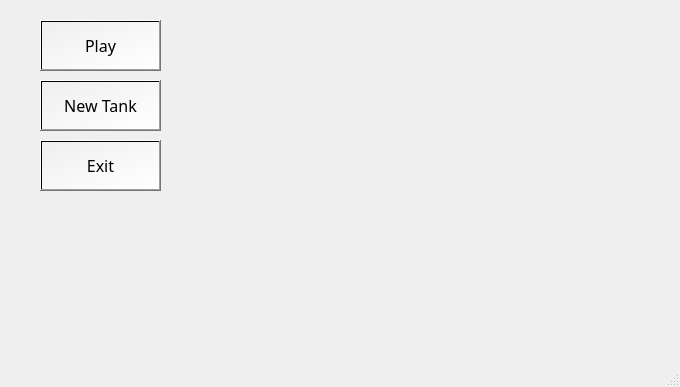
Above: mainwindow.ui from ehsankhani/TANKS_BATTLE before the change. Below: the same form after it.
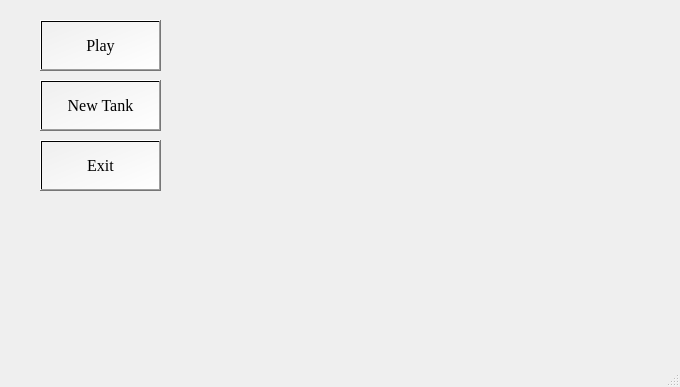
That is the form after the change. Icons and pictures are not drawn.

Diff of the .ui file:
```diff
--- a/mainwindow.ui
+++ b/mainwindow.ui
@@ -12,7 +12,7 @@
   </property>
   <property name="font">
    <font>
-    <family>B Titr</family>
+    <family>Times New Roman</family>
     <pointsize>12</pointsize>
    </font>
   </property>
@@ -37,6 +37,7 @@
     </property>
     <property name="font">
      <font>
+      <family>Times New Roman</family>
       <pointsize>12</pointsize>
      </font>
     </property>
@@ -58,6 +59,7 @@
     </property>
     <property name="font">
      <font>
+      <family>Times New Roman</family>
       <pointsize>12</pointsize>
      </font>
     </property>
@@ -79,6 +81,7 @@
     </property>
     <property name="font">
      <font>
+      <family>Times New Roman</family>
       <pointsize>12</pointsize>
      </font>
     </property>
```
Left out of the diff: 2 changed lines with no effect on the pictures.
